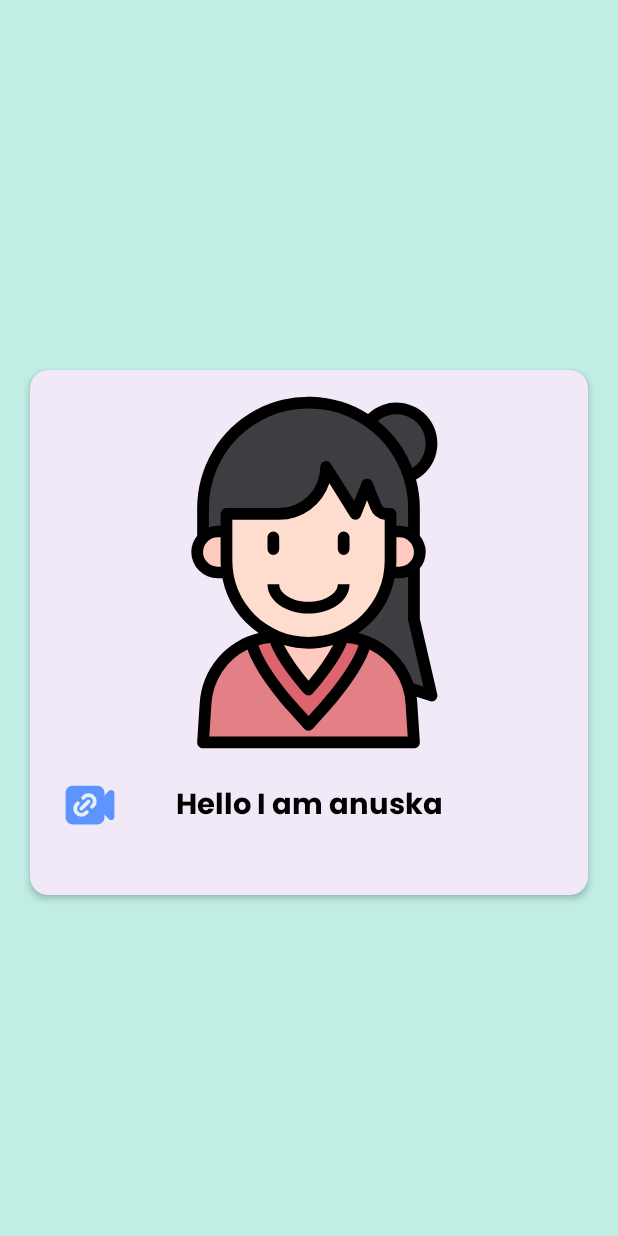
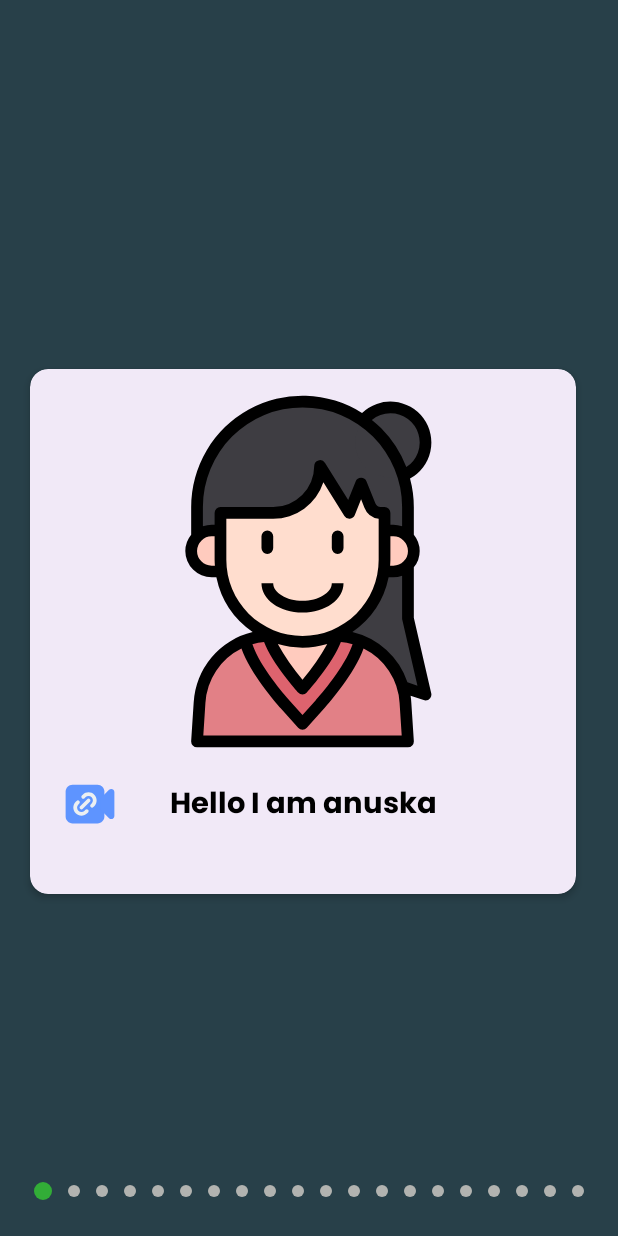
Before and after one commit to mrAyush1804/recyclerviewwithprogressbarandmotionlayout, an Android app: the MainActivity3 screen opened directly, with no data from a screen before it, on a phone screen of 412 x 824 dp. Run offline under Robolectric (Android 15) with nearby library versions, the phone set to English and light mode, and no system bars.

Commit message:
dot indicator

```diff
--- a/app/src/main/java/com/example/recyclerviewprectice/MainActivity3.kt
+++ b/app/src/main/java/com/example/recyclerviewprectice/MainActivity3.kt
@@ -1,6 +1,8 @@
 package com.example.recyclerviewprectice
 
 import android.os.Bundle
+import android.widget.ImageView
+import android.widget.LinearLayout
 import androidx.activity.enableEdgeToEdge
 import androidx.appcompat.app.AppCompatActivity
 import androidx.core.view.ViewCompat
@@ -10,6 +12,11 @@ import androidx.viewpager2.widget.ViewPager2.OnPageChangeCallback
 
 class MainActivity3 : AppCompatActivity() {
     private lateinit var viewPager2: ViewPager2
+    private lateinit var dotsLayout: LinearLayout
+    private val dots = mutableListOf<ImageView>()
+    private var  data = ArrayList<viewpagerdata>()
+
+
     override fun onCreate(savedInstanceState: Bundle?) {
         super.onCreate(savedInstanceState)
         enableEdgeToEdge()
@@ -20,7 +27,7 @@ class MainActivity3 : AppCompatActivity() {
             insets
         }
         inisliazation()
-        val data = ArrayList<viewpagerdata>()
+       // val data = ArrayList<viewpagerdata>()
         data.add(viewpagerdata(R.drawable.girl, "Hello I am anuska", R.drawable.group_video_call))
         data.add(viewpagerdata(R.drawable.doctor, "Hello I am Docter", R.drawable.incoming_call))
         data.add(viewpagerdata(R.drawable.male, "Hello I am ayush", R.drawable.group_video_call))
@@ -76,10 +83,11 @@ class MainActivity3 : AppCompatActivity() {
         data.add(viewpagerdata(R.drawable.male, "Hello I am anuska", R.drawable.group_video_call))
         data.add(viewpagerdata(R.drawable.male, "Hello I am anuska", R.drawable.group_video_call))
         data.add(viewpagerdata(R.drawable.male, "Hello I am anuska", R.drawable.group_video_call))
-         data.add(viewpagerdata(R.drawable.male, "Hello I am anuska", R.drawable.group_video_call))
+        data.add(viewpagerdata(R.drawable.male, "Hello I am anuska", R.drawable.group_video_call))
 
         val viewPagerAdpter = ViewPagerAdpter(data, this)
         viewPager2.adapter = viewPagerAdpter
+        setupDotIndicator(data.size)
 
         viewPager2.registerOnPageChangeCallback(object : OnPageChangeCallback() {
 
@@ -94,6 +102,7 @@ class MainActivity3 : AppCompatActivity() {
 
             override fun onPageSelected(position: Int) {
                 super.onPageSelected(position)
+                updateDots(position)
             }
 
 
@@ -102,11 +111,47 @@ class MainActivity3 : AppCompatActivity() {
             }
         });
 
+
     }
 
 
 
+
+    private fun setupDotIndicator(totalPages: Int) {
+        dots.clear()
+        for (i in 0 until totalPages) {
+            val dot = ImageView(this).apply {
+                setImageResource(R.drawable.colour_dot_indicater)  // Initial dot state
+                val params = LinearLayout.LayoutParams(
+                    LinearLayout.LayoutParams.WRAP_CONTENT,
+                    LinearLayout.LayoutParams.WRAP_CONTENT
+                ).apply {
+                    setMargins(8, 0, 8, 0)
+                }
+                layoutParams = params
+            }
+            dotsLayout.addView(dot)
+            dots.add(dot)
+        }
+
+
+        updateDots(0)
+    }
+
+
+    private fun updateDots(position: Int) {
+        for (i in dots.indices) {
+            if (i == position) {
+                dots[i].setImageResource(R.drawable.colour_dot_indicater)  // Inactive dot
+            } else {
+                dots[i].setImageResource(R.drawable.non_colour_dot)  // Active dot
+            }
+        }
+    }
+
+
     fun inisliazation() {
         viewPager2 = findViewById(R.id.viewpager2)
+        dotsLayout = findViewById(R.id.dotindicater)
     }
 }
--- /dev/null
+++ b/app/src/main/res/drawable/colour_dot_indicater.xml
@@ -0,0 +1,10 @@
+<?xml version="1.0" encoding="utf-8"?>
+<shape xmlns:android="http://schemas.android.com/apk/res/android"
+    android:shape="oval"
+    android:dither="true"
+    android:useLevel="true">
+    <solid android:color="@color/green"/>
+    <size android:height="12dp"
+        android:width="12dp"/>
+
+</shape>
--- /dev/null
+++ b/app/src/main/res/drawable/non_colour_dot.xml
@@ -0,0 +1,11 @@
+<?xml version="1.0" encoding="utf-8"?>
+<shape xmlns:android="http://schemas.android.com/apk/res/android"
+    android:shape="oval"
+    android:useLevel="true"
+    android:dither="true">
+
+    <solid android:color="@color/gray"/>
+    <size android:height="8dp"
+        android:width="8dp"/>
+
+</shape>
--- /dev/null
+++ b/app/src/main/res/drawable/transparentdotindicater.xml
@@ -0,0 +1,8 @@
+<?xml version="1.0" encoding="utf-8"?>
+<shape xmlns:android="http://schemas.android.com/apk/res/android"
+    android:shape="oval">
+    <solid android:color="@color/white"/>
+    <size android:width="12dp"
+        android:height="12dp"/>
+
+</shape>
--- a/app/src/main/res/layout/activity_main3.xml
+++ b/app/src/main/res/layout/activity_main3.xml
@@ -1,25 +1,42 @@
 <?xml version="1.0" encoding="utf-8"?>
-<LinearLayout xmlns:android="http://schemas.android.com/apk/res/android"
+<RelativeLayout xmlns:android="http://schemas.android.com/apk/res/android"
     xmlns:app="http://schemas.android.com/apk/res-auto"
     xmlns:tools="http://schemas.android.com/tools"
     android:id="@+id/main"
     android:layout_width="match_parent"
     android:layout_height="match_parent"
     tools:context=".MainActivity3"
-    android:orientation="horizontal">
+    android:orientation="horizontal"
+    android:background="@color/Space">
 
+
+
+    <LinearLayout
+        android:id="@+id/dotindicater"
+        android:layout_width="match_parent"
+        android:layout_height="wrap_content"
+        android:gravity="center"
+        android:orientation="horizontal"
+        android:layout_alignParentBottom="true"
+        android:layout_marginBottom="16dp"
+        android:padding="8dp">
+
+
+    </LinearLayout>
 
     <androidx.viewpager2.widget.ViewPager2
         android:id="@+id/viewpager2"
         android:layout_width="match_parent"
         android:layout_height="match_parent"
-        android:background="@color/circle_colour"
+        android:layout_alignParentEnd="true"
+        android:layout_alignParentBottom="true"
+        android:layout_marginEnd="8dp"
+        android:layout_marginBottom="1dp"
         android:orientation="horizontal"
         android:scrollbars="none"
         tools:listitem="@layout/viewpager_layout">
 
-
     </androidx.viewpager2.widget.ViewPager2>
 
 
-</LinearLayout>
+</RelativeLayout>
--- a/app/src/main/res/layout/viewpager_layout.xml
+++ b/app/src/main/res/layout/viewpager_layout.xml
@@ -17,6 +17,8 @@
         android:layout_alignParentStart="true"
         app:strokeWidth="0dp"
         app:cardElevation="3dp">
+
+
 
 
         <RelativeLayout
@@ -66,4 +68,6 @@
 
     </com.google.android.material.card.MaterialCardView>
 
+
+
 </RelativeLayout>
```
